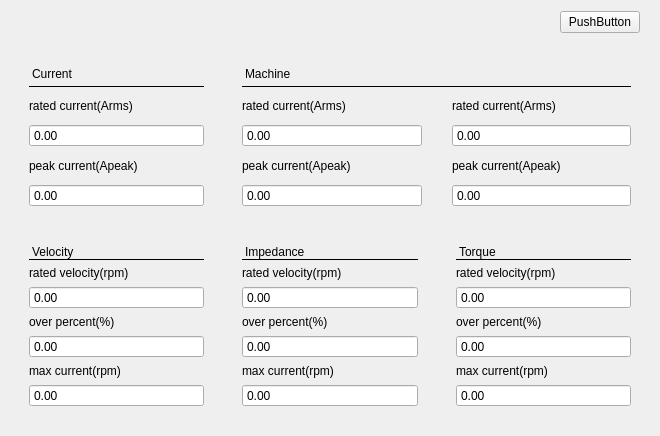
Qt form Libs/UI/UiMotor/graphmotor129.ui (tiangaomingjing/ServoDriveTech) before a commit.
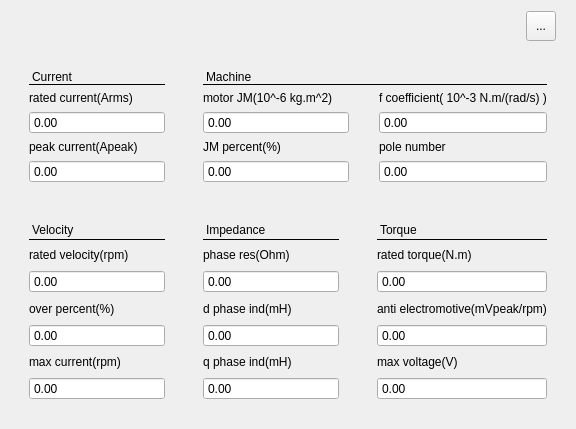
The same form after that commit.

```diff
--- a/Libs/UI/UiMotor/graphmotor129.ui
+++ b/Libs/UI/UiMotor/graphmotor129.ui
@@ -6,8 +6,8 @@
    <rect>
     <x>0</x>
     <y>0</y>
-    <width>660</width>
-    <height>436</height>
+    <width>576</width>
+    <height>429</height>
    </rect>
   </property>
   <property name="windowTitle">
@@ -16,7 +16,7 @@
   <property name="styleSheet">
    <string notr="true"/>
   </property>
-  <layout class="QGridLayout" name="gridLayout_2" rowstretch="0,1,1" columnstretch="1,1,1" columnminimumwidth="0,0,0">
+  <layout class="QGridLayout" name="gridLayout_2" rowstretch="0,2,3" columnstretch="1,1,1" columnminimumwidth="0,0,0">
    <property name="leftMargin">
     <number>20</number>
    </property>
@@ -45,9 +45,15 @@
       </spacer>
      </item>
      <item>
-      <widget class="QPushButton" name="pushButton">
+      <widget class="QToolButton" name="tbtn_motorDB">
+       <property name="minimumSize">
+        <size>
+         <width>30</width>
+         <height>30</height>
+        </size>
+       </property>
        <property name="text">
-        <string>PushButton</string>
+        <string>...</string>
        </property>
       </widget>
      </item>
@@ -156,14 +162,14 @@
       <item row="1" column="0">
        <widget class="QLabel" name="label_23">
         <property name="text">
-         <string>rated current(Arms)</string>
+         <string>motor JM(10^-6 kg.m^2)</string>
         </property>
        </widget>
       </item>
       <item row="1" column="1">
        <widget class="QLabel" name="label_25">
         <property name="text">
-         <string>rated current(Arms)</string>
+         <string>f coefficient( 10^-3 N.m/(rad/s) )</string>
         </property>
        </widget>
       </item>
@@ -196,14 +202,14 @@
       <item row="3" column="0">
        <widget class="QLabel" name="label_24">
         <property name="text">
-         <string>peak current(Apeak)</string>
+         <string>JM percent(%)</string>
         </property>
        </widget>
       </item>
       <item row="3" column="1">
        <widget class="QLabel" name="label_26">
         <property name="text">
-         <string>peak current(Apeak)</string>
+         <string>pole number</string>
         </property>
        </widget>
       </item>
@@ -350,7 +356,7 @@
       <item>
        <widget class="QLabel" name="label_9">
         <property name="text">
-         <string>rated velocity(rpm)</string>
+         <string>phase res(Ohm)</string>
         </property>
        </widget>
       </item>
@@ -370,7 +376,7 @@
       <item>
        <widget class="QLabel" name="label_10">
         <property name="text">
-         <string>over percent(%)</string>
+         <string>d phase ind(mH)</string>
         </property>
        </widget>
       </item>
@@ -390,7 +396,7 @@
       <item>
        <widget class="QLabel" name="label_11">
         <property name="text">
-         <string>max current(rpm)</string>
+         <string>q phase ind(mH)</string>
         </property>
        </widget>
       </item>
@@ -437,7 +443,7 @@
       <item>
        <widget class="QLabel" name="label_13">
         <property name="text">
-         <string>rated velocity(rpm)</string>
+         <string>rated torque(N.m)</string>
         </property>
        </widget>
       </item>
@@ -457,7 +463,7 @@
       <item>
        <widget class="QLabel" name="label_14">
         <property name="text">
-         <string>over percent(%)</string>
+         <string>anti electromotive(mVpeak/rpm)</string>
         </property>
        </widget>
       </item>
@@ -477,7 +483,7 @@
       <item>
        <widget class="QLabel" name="label_15">
         <property name="text">
-         <string>max current(rpm)</string>
+         <string>max voltage(V)</string>
         </property>
        </widget>
       </item>
```
Left out of the diff: 45 changed lines with no effect on the pictures.
